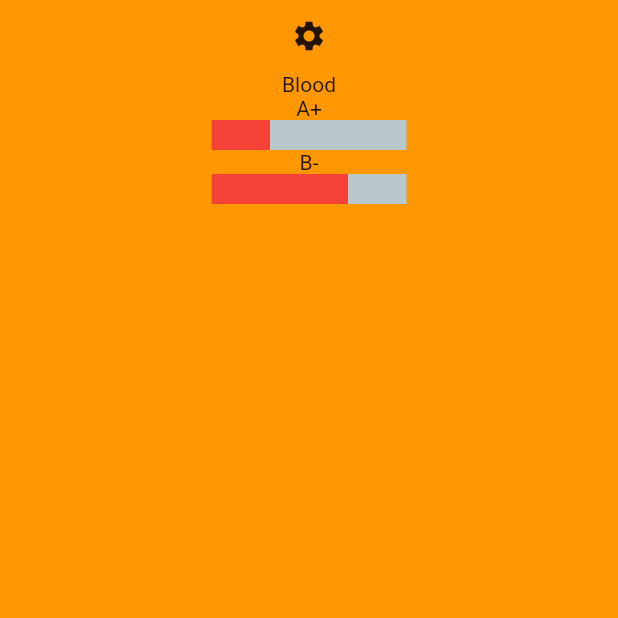
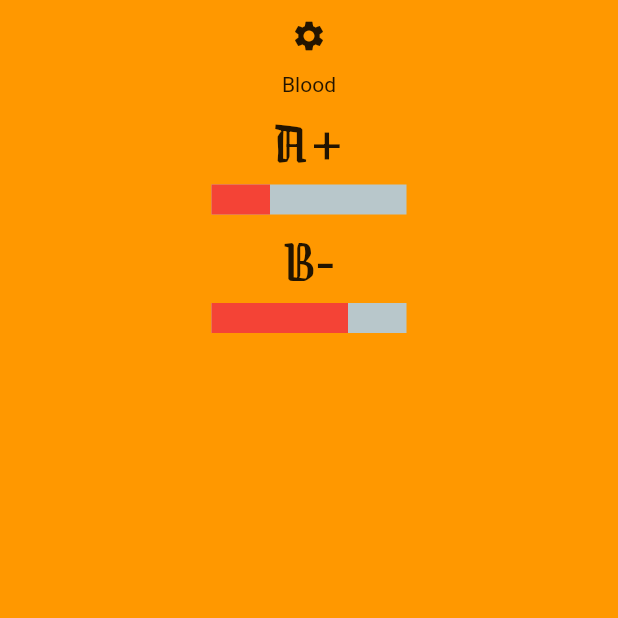
Before and after one commit to devwerewolf/monstr_app, a Flutter app: the SurvivalPage screen opened by its route, on a phone screen of 412 x 824 dp, the top half of it. Run offline on Flutter 3.47's test engine with Material 2 defaults, Android fonts, the phone set to English and light mode, and no system bars; drawn by our look-alikes of percent_indicator; our stand-ins replace bloc, cloud_firestore, flutter_bloc, time; missing offline and left inert: flutter_suncalc; accounts and stored records are empty.

Commit message:
Playing with text is (almost) fun!

```diff
--- a/lib/components/blood_stats.dart
+++ b/lib/components/blood_stats.dart
@@ -1,4 +1,5 @@
 import 'package:flutter/material.dart';
+import 'package:monstr_app/components/title_text.dart';
 import 'package:monstr_app/models/blood.dart';
 import 'package:percent_indicator/percent_indicator.dart';
 
@@ -16,9 +17,7 @@ class _BloodStatsState extends State<BloodStats> {
   Widget build(BuildContext context) {
     return Column(
       children: [
-        Text(
-          widget.blood.type
-        ),
+        TitleText(text: widget.blood.type,),
         LinearPercentIndicator(
           width: 150,
           lineHeight: 20,
--- a/lib/components/sun_moon_cycle.dart
+++ b/lib/components/sun_moon_cycle.dart
@@ -94,10 +94,8 @@ class _SunMoonCycleState extends State<SunMoonCycle> {
           ),
         ),
         Positioned.fill(
-          child: Center(
-            child: TitleText(
-              text: "$dummyText | $sunAltitude",
-            ),
+          child: TitleText(
+            text: "$dummyText | $sunAltitude",
           ),
         ),
       ],
--- a/lib/components/title_text.dart
+++ b/lib/components/title_text.dart
@@ -16,8 +16,9 @@ class _TitleTextState extends State<TitleText> {
       widget.text,
       style: TextStyle(
         fontFamily: "Grenze",
-        fontSize: 30,
+        fontSize: 40,
       ),
+      textAlign: TextAlign.center,
     );
   }
 }
```
Also changed, not shown: lib/design/custom_text.dart (added, +34 -0 lines), lib/pages/home_page/love_panel_list.dart (+9 -4 lines).
